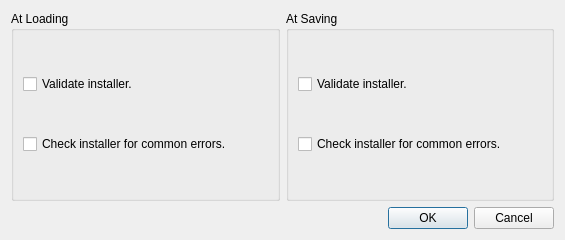
GandaG/fomod-designer, file resources/templates/settings.ui: the form before one commit.
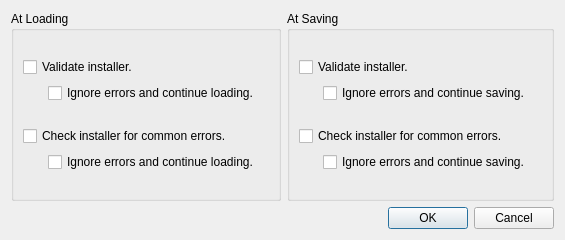
The form after the commit.

Commit message: Fixed elements being deleted on import. Added ignore settings.

```diff
--- a/resources/templates/settings.ui
+++ b/resources/templates/settings.ui
@@ -28,7 +28,7 @@
   <property name="modal">
    <bool>false</bool>
   </property>
-  <layout class="QVBoxLayout" name="verticalLayout">
+  <layout class="QVBoxLayout" name="verticalLayout_7">
    <item>
     <layout class="QHBoxLayout" name="horizontalLayout">
      <item>
@@ -36,26 +36,127 @@
        <property name="title">
         <string>At Loading</string>
        </property>
-       <layout class="QVBoxLayout" name="verticalLayout_2">
+       <layout class="QVBoxLayout" name="verticalLayout_6">
         <item>
-         <widget class="QCheckBox" name="check_valid_load">
-          <property name="text">
-           <string>Validate installer.</string>
+         <spacer name="verticalSpacer_6">
+          <property name="orientation">
+           <enum>Qt::Vertical</enum>
           </property>
-          <property name="checked">
-           <bool>false</bool>
+          <property name="sizeHint" stdset="0">
+           <size>
+            <width>20</width>
+            <height>40</height>
+           </size>
           </property>
-         </widget>
+         </spacer>
         </item>
         <item>
-         <widget class="QCheckBox" name="check_warn_load">
-          <property name="text">
-           <string>Check installer for common errors.</string>
+         <layout class="QVBoxLayout" name="verticalLayout">
+          <item>
+           <widget class="QCheckBox" name="check_valid_load">
+            <property name="text">
+             <string>Validate installer.</string>
+            </property>
+            <property name="checked">
+             <bool>false</bool>
+            </property>
+           </widget>
+          </item>
+          <item>
+           <layout class="QHBoxLayout" name="horizontalLayout_5" stretch="1,9">
+            <item>
+             <spacer name="horizontalSpacer_4">
+              <property name="orientation">
+               <enum>Qt::Horizontal</enum>
+              </property>
+              <property name="sizeHint" stdset="0">
+               <size>
+                <width>40</width>
+                <height>20</height>
+               </size>
+              </property>
+             </spacer>
+            </item>
+            <item>
+             <widget class="QCheckBox" name="check_valid_load_ignore">
+              <property name="enabled">
+               <bool>true</bool>
+              </property>
+              <property name="text">
+               <string>Ignore errors and continue loading.</string>
+              </property>
+             </widget>
+            </item>
+           </layout>
+          </item>
+         </layout>
+        </item>
+        <item>
+         <spacer name="verticalSpacer_5">
+          <property name="orientation">
+           <enum>Qt::Vertical</enum>
           </property>
-          <property name="checked">
-           <bool>false</bool>
+          <property name="sizeHint" stdset="0">
+           <size>
+            <width>20</width>
+            <height>40</height>
+           </size>
           </property>
-         </widget>
+         </spacer>
+        </item>
+        <item>
+         <layout class="QVBoxLayout" name="verticalLayout_2">
+          <item>
+           <widget class="QCheckBox" name="check_warn_load">
+            <property name="text">
+             <string>Check installer for common errors.</string>
+            </property>
+            <property name="checked">
+             <bool>false</bool>
+            </property>
+           </widget>
+          </item>
+          <item>
+           <layout class="QHBoxLayout" name="horizontalLayout_4" stretch="1,9">
+            <item>
+             <spacer name="horizontalSpacer_3">
+              <property name="orientation">
+               <enum>Qt::Horizontal</enum>
+              </property>
+              <property name="sizeHint" stdset="0">
+               <size>
+                <width>40</width>
+                <height>20</height>
+               </size>
+              </property>
+             </spacer>
+            </item>
+            <item>
+             <widget class="QCheckBox" name="check_warn_load_ignore">
+              <property name="enabled">
+               <bool>true</bool>
+              </property>
+              <property name="text">
+               <string>Ignore errors and continue loading.</string>
+              </property>
+             </widget>
+            </item>
+           </layout>
+          </item>
+         </layout>
+        </item>
+        <item>
+         <spacer name="verticalSpacer_4">
+          <property name="orientation">
+           <enum>Qt::Vertical</enum>
+          </property>
+          <property name="sizeHint" stdset="0">
+           <size>
+            <width>20</width>
+            <height>40</height>
+           </size>
+          </property>
+         </spacer>
         </item>
        </layout>
       </widget>
@@ -65,26 +166,151 @@
        <property name="title">
         <string>At Saving</string>
        </property>
-       <layout class="QVBoxLayout" name="verticalLayout_4">
+       <layout class="QVBoxLayout" name="verticalLayout_5" stretch="0,1,0,1,0">
         <item>
-         <widget class="QCheckBox" name="check_valid_save">
-          <property name="text">
-           <string>Validate installer.</string>
+         <spacer name="verticalSpacer_2">
+          <property name="orientation">
+           <enum>Qt::Vertical</enum>
           </property>
-          <property name="checked">
-           <bool>false</bool>
+          <property name="sizeHint" stdset="0">
+           <size>
+            <width>20</width>
+            <height>40</height>
+           </size>
           </property>
-         </widget>
+         </spacer>
         </item>
         <item>
-         <widget class="QCheckBox" name="check_warn_save">
-          <property name="text">
-           <string>Check installer for common errors.</string>
+         <layout class="QVBoxLayout" name="verticalLayout_4" stretch="1,1">
+          <property name="sizeConstraint">
+           <enum>QLayout::SetMinimumSize</enum>
           </property>
-          <property name="checked">
-           <bool>false</bool>
+          <item>
+           <widget class="QCheckBox" name="check_valid_save">
+            <property name="sizePolicy">
+             <sizepolicy hsizetype="Minimum" vsizetype="Fixed">
+              <horstretch>0</horstretch>
+              <verstretch>0</verstretch>
+             </sizepolicy>
+            </property>
+            <property name="text">
+             <string>Validate installer.</string>
+            </property>
+            <property name="checked">
+             <bool>false</bool>
+            </property>
+           </widget>
+          </item>
+          <item>
+           <layout class="QHBoxLayout" name="horizontalLayout_3" stretch="1,9">
+            <property name="spacing">
+             <number>6</number>
+            </property>
+            <property name="sizeConstraint">
+             <enum>QLayout::SetMinimumSize</enum>
+            </property>
+            <property name="topMargin">
+             <number>0</number>
+            </property>
+            <item>
+             <spacer name="horizontalSpacer_2">
+              <property name="orientation">
+               <enum>Qt::Horizontal</enum>
+              </property>
+              <property name="sizeType">
+               <enum>QSizePolicy::Expanding</enum>
+              </property>
+              <property name="sizeHint" stdset="0">
+               <size>
+                <width>40</width>
+                <height>20</height>
+               </size>
+              </property>
+             </spacer>
+            </item>
+            <item>
+             <widget class="QCheckBox" name="check_valid_save_ignore">
+              <property name="sizePolicy">
+               <sizepolicy hsizetype="Minimum" vsizetype="Fixed">
+                <horstretch>0</horstretch>
+                <verstretch>0</verstretch>
+               </sizepolicy>
+              </property>
+              <property name="text">
+               <string>Ignore errors and continue saving.</string>
+              </property>
+             </widget>
+            </item>
+           </layout>
+          </item>
+         </layout>
+        </item>
+        <item>
+         <spacer name="verticalSpacer">
+          <property name="orientation">
+           <enum>Qt::Vertical</enum>
           </property>
-         </widget>
+          <property name="sizeHint" stdset="0">
+           <size>
+            <width>20</width>
+            <height>40</height>
+           </size>
+          </property>
+         </spacer>
+        </item>
+        <item>
+         <layout class="QVBoxLayout" name="verticalLayout_3">
+          <item>
+           <widget class="QCheckBox" name="check_warn_save">
+            <property name="text">
+             <string>Check installer for common errors.</string>
+            </property>
+            <property name="checked">
+             <bool>false</bool>
+            </property>
+           </widget>
+          </item>
+          <item>
+           <layout class="QHBoxLayout" name="horizontalLayout_2" stretch="1,9">
+            <item>
+             <spacer name="horizontalSpacer">
+              <property name="orientation">
+               <enum>Qt::Horizontal</enum>
+              </property>
+              <property name="sizeHint" stdset="0">
+               <size>
+                <width>40</width>
+                <height>20</height>
+               </size>
+              </property>
+             </spacer>
+            </item>
+            <item>
+             <widget class="QCheckBox" name="check_warn_save_ignore">
+              <property name="enabled">
+               <bool>true</bool>
+              </property>
+              <property name="text">
+               <string>Ignore errors and continue saving.</string>
+              </property>
+             </widget>
+            </item>
+           </layout>
+          </item>
+         </layout>
+        </item>
+        <item>
+         <spacer name="verticalSpacer_3">
+          <property name="orientation">
+           <enum>Qt::Vertical</enum>
+          </property>
+          <property name="sizeHint" stdset="0">
+           <size>
+            <width>20</width>
+            <height>40</height>
+           </size>
+          </property>
+         </spacer>
         </item>
        </layout>
       </widget>
```
The commit also changes 4 other files.
